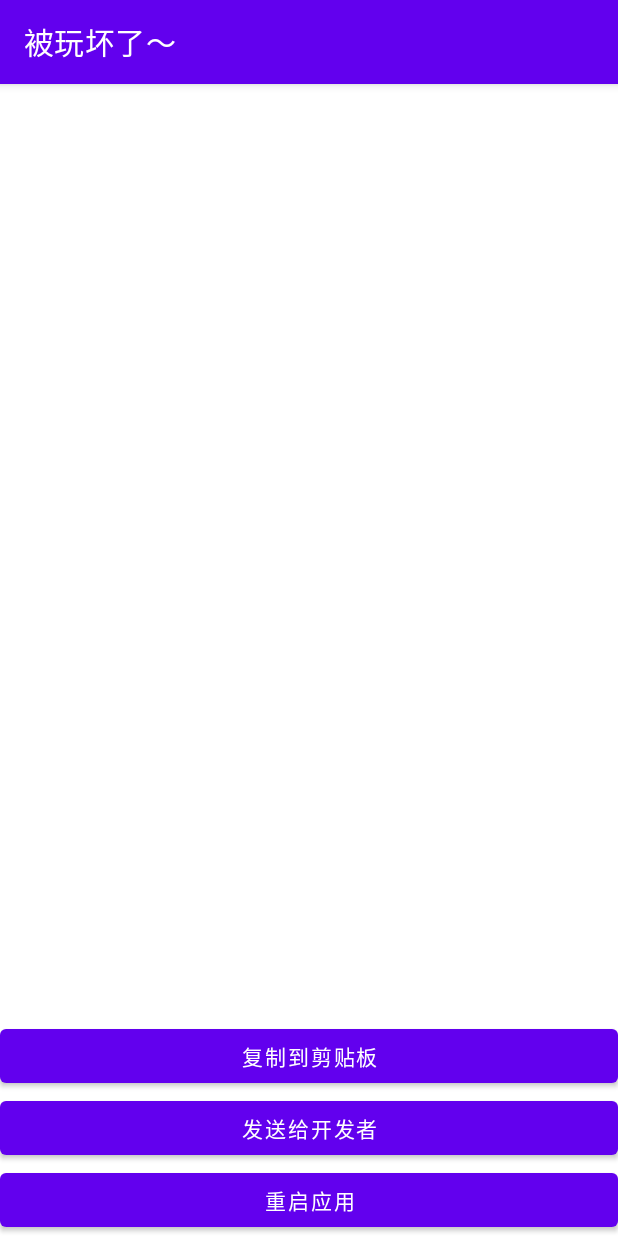
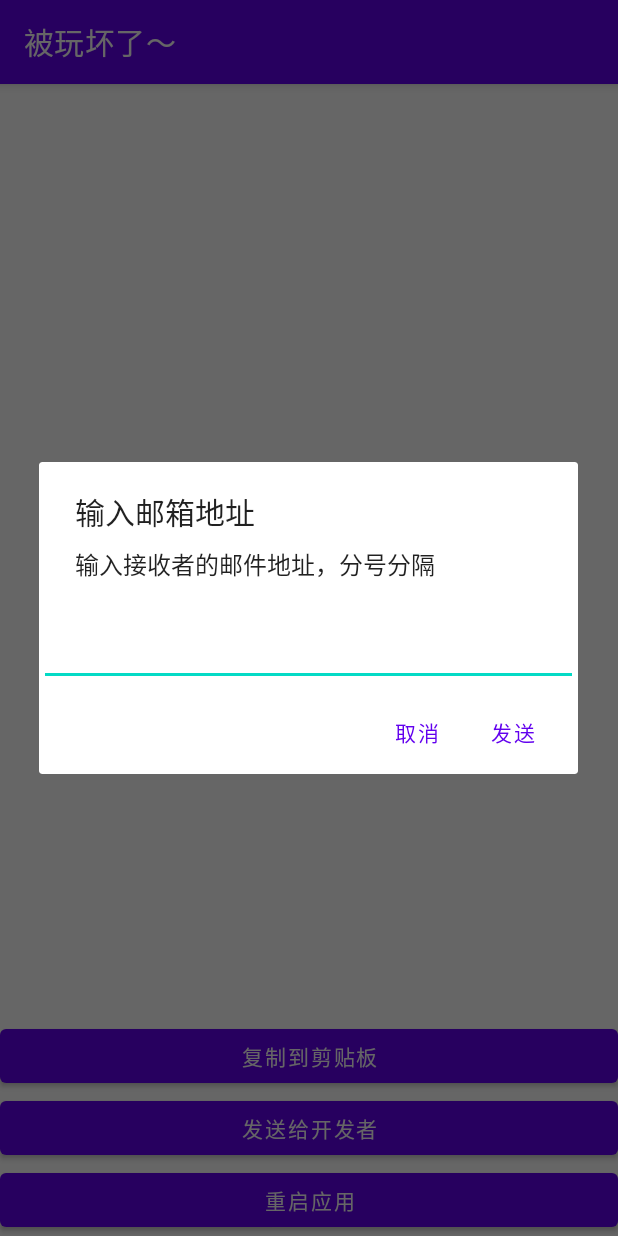
Before and after one commit to zerofancy/zerohelper, an Android app: the CrashReportActivity screen opened directly, with no data from a screen before it, after a tap on "发送给开发者", on a phone screen of 412 x 824 dp. Run offline under Robolectric (Android 15) with nearby library versions, the phone set to English and light mode, and no system bars.

Commit message:
send crashinfo via email

```diff
--- a/app/build.gradle
+++ b/app/build.gradle
@@ -10,8 +10,8 @@ android {
         applicationId "top.ntutn.zerohelper"
         minSdk 21
         targetSdk 31
-        versionCode 5
-        versionName "crash"
+        versionCode 6
+        versionName "email"
 
         testInstrumentationRunner "androidx.test.runner.AndroidJUnitRunner"
     }
--- a/app/src/main/java/top/ntutn/zerohelper/CrashReportActivity.kt
+++ b/app/src/main/java/top/ntutn/zerohelper/CrashReportActivity.kt
@@ -4,10 +4,13 @@ import android.content.ClipData
 import android.content.ClipboardManager
 import android.content.Context
 import android.content.Intent
-import androidx.appcompat.app.AppCompatActivity
+import android.net.Uri
 import android.os.Bundle
 import android.os.Process
+import android.widget.EditText
 import android.widget.Toast
+import androidx.appcompat.app.AlertDialog
+import androidx.appcompat.app.AppCompatActivity
 import top.ntutn.zerohelper.databinding.ActivityCrashReportBinding
 import kotlin.system.exitProcess
 
@@ -50,7 +53,22 @@ class CrashReportActivity : AppCompatActivity() {
             Toast.makeText(this, "复制成功", Toast.LENGTH_SHORT).show()
         }
         binding.sendToDeveloperButton.setOnClickListener {
-            TODO("发送到tg吧")
+            val editText = EditText(this)
+            AlertDialog.Builder(this)
+                .setView(editText)
+                .setTitle("输入邮箱地址")
+                .setMessage("输入接收者的邮件地址，分号分隔")
+                .setPositiveButton("发送") { _,_->
+                    val intent = Intent(Intent.ACTION_SENDTO, Uri.parse("mailto:${editText.text}")).apply {
+                        putExtra(Intent.EXTRA_SUBJECT, "crash报告")
+                        putExtra(Intent.EXTRA_TEXT, crashInfo)
+                    }
+                    startActivity(Intent.createChooser(intent, "通过邮件发送crash报告"))
+                }
+                .setNegativeButton("取消") { _,_ ->
+                    // do nothing
+                }
+                .create().show()
         }
         binding.restartButton.setOnClickListener {
             ApplicationUtil.restart()
```
